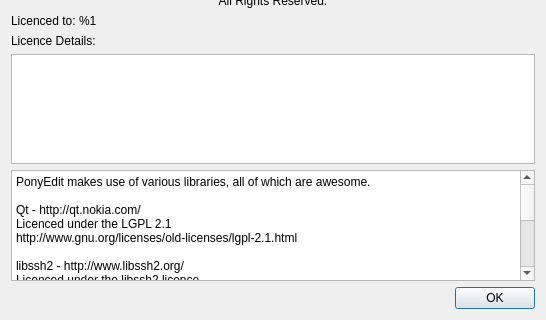
First picture: the form in main/aboutdialog.ui, repository PonyEdit/PonyEdit, before the edit; both pictures show x 0 to 546 and y 188 to 508 of the 546 by 508 pixel window.
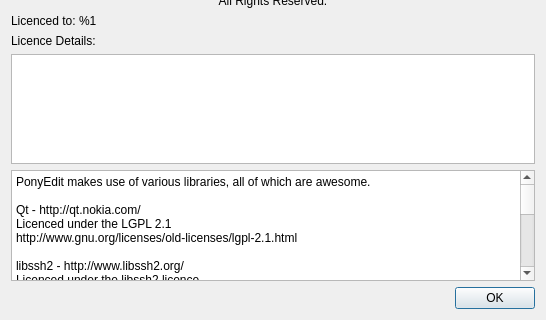
Second picture: the form after the edit. Icons and pictures are not drawn.

What changed in the file:
```diff
--- a/main/aboutdialog.ui
+++ b/main/aboutdialog.ui
@@ -152,7 +152,11 @@
 
 KatePart - http://kate-editor.org/about-katepart/
 Licenced under the LGPL 2.0
-http://www.gnu.org/licenses/old-licenses/lgpl-2.0.html</string>
+http://www.gnu.org/licenses/old-licenses/lgpl-2.0.html
+
+QsLog - https://bitbucket.org/razvanpetru/qt-components/wiki/QsLog
+Copyright (c) 2010, Razvan Petru
+</string>
      </property>
     </widget>
    </item>
```
